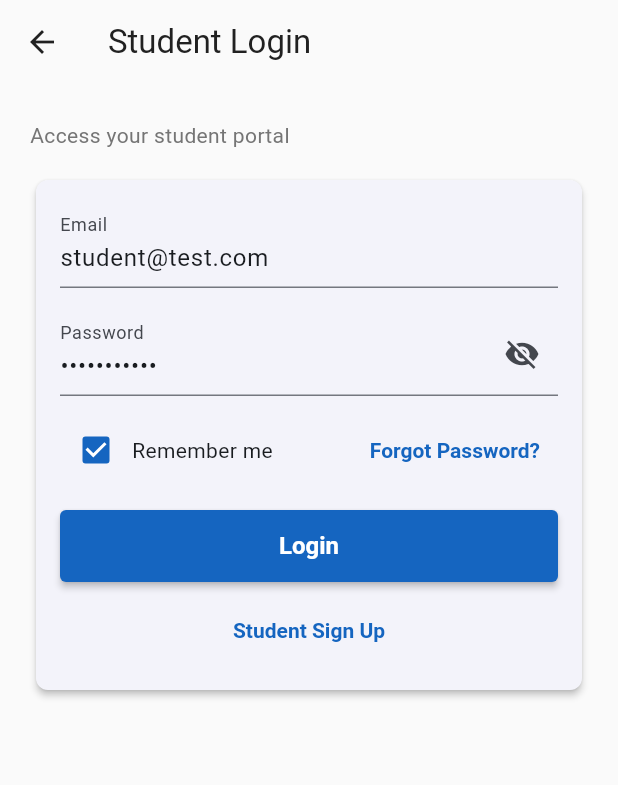
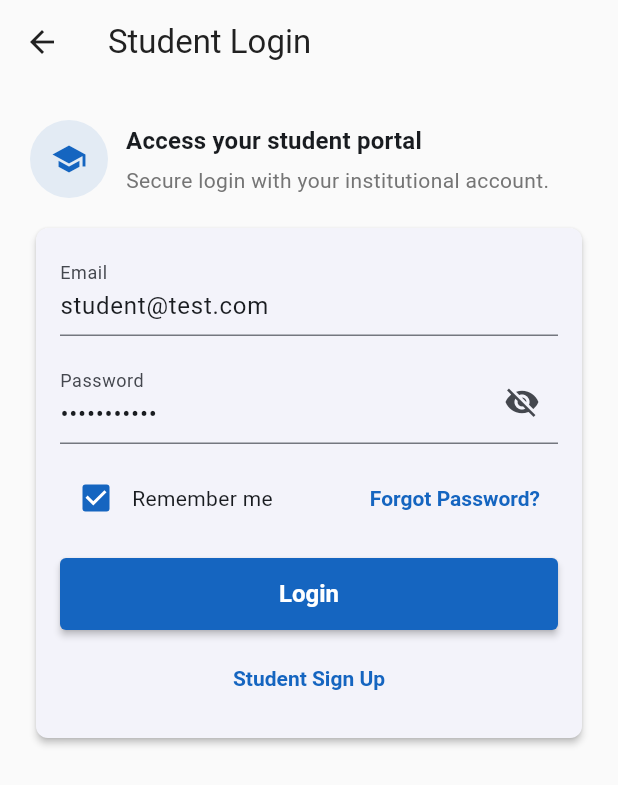
Before and after one commit to Day-Ones/EDUSYNC-DayOnes, a Flutter app: the screen it shows after launch, after a tap on "Student", on a phone screen of 412 x 824 dp. Shown: the top 785 px of the screen. Run offline on Flutter 3.47's test engine with Material 3 defaults, Android fonts, the phone set to English and light mode, and no system bars; our stand-ins replace flutter_colorpicker, flutter_local_notifications, flutter_secure_storage, google_sign_in, shared_preferences, table_calendar; accounts and stored records are empty.

Commit message:
Enhance UI for login, signup, and role selection screens with improved layouts and background color

```diff
--- a/lib/screens/login_screen.dart
+++ b/lib/screens/login_screen.dart
@@ -40,6 +40,7 @@ class _LoginScreenState extends State<LoginScreen> {
   Widget build(BuildContext context) {
     final auth = context.watch<AuthProvider>();
     return Scaffold(
+      backgroundColor: AppColors.background,
       appBar: AppBar(
         leading: IconButton(
           icon: const Icon(Icons.arrow_back),
@@ -53,8 +54,27 @@ class _LoginScreenState extends State<LoginScreen> {
           child: Column(
             crossAxisAlignment: CrossAxisAlignment.start,
             children: [
-              Text(_role == UserType.student ? 'Access your student portal' : 'Access your faculty portal',
-                  style: const TextStyle(color: AppColors.textSecondary)),
+              Row(
+                children: [
+                  CircleAvatar(
+                    radius: 26,
+                    backgroundColor: AppColors.primary.withOpacity(0.1),
+                    child: Icon(_role == UserType.student ? Icons.school : Icons.work_outline, color: AppColors.primary),
+                  ),
+                  const SizedBox(width: 12),
+                  Expanded(
+                    child: Column(
+                      crossAxisAlignment: CrossAxisAlignment.start,
+                      children: [
+                        Text(_role == UserType.student ? 'Access your student portal' : 'Access your faculty portal',
+                            style: Theme.of(context).textTheme.titleMedium?.copyWith(fontWeight: FontWeight.w700)),
+                        const SizedBox(height: 4),
+                        const Text('Secure login with your institutional account.', style: TextStyle(color: AppColors.textSecondary)),
+                      ],
+                    ),
+                  ),
+                ],
+              ),
               const SizedBox(height: 16),
               Card(
                 child: Padding(
@@ -66,6 +86,7 @@ class _LoginScreenState extends State<LoginScreen> {
                         TextFormField(
                           controller: _emailController,
                           keyboardType: TextInputType.emailAddress,
+                          textInputAction: TextInputAction.next,
                           decoration: const InputDecoration(labelText: 'Email'),
                           validator: (value) => EmailValidator.validate(value ?? '') ? null : 'Enter a valid email',
                         ),
@@ -73,6 +94,7 @@ class _LoginScreenState extends State<LoginScreen> {
                         TextFormField(
                           controller: _passwordController,
                           obscureText: _obscure,
+                          textInputAction: TextInputAction.done,
                           decoration: InputDecoration(
                             labelText: 'Password',
                             suffixIcon: IconButton(
--- a/lib/screens/role_selection_screen.dart
+++ b/lib/screens/role_selection_screen.dart
@@ -10,18 +10,38 @@ class RoleSelectionScreen extends StatelessWidget {
   @override
   Widget build(BuildContext context) {
     return Scaffold(
+      backgroundColor: AppColors.background,
       body: SafeArea(
         child: Padding(
           padding: const EdgeInsets.all(20),
           child: Column(
             crossAxisAlignment: CrossAxisAlignment.start,
             children: [
-              const SizedBox(height: 32),
-              const Icon(Icons.calendar_month, size: 64, color: AppColors.primary),
-              const SizedBox(height: 12),
-              Text('Smart Scheduler', style: Theme.of(context).textTheme.headlineSmall?.copyWith(fontWeight: FontWeight.w700)),
-              const SizedBox(height: 4),
-              const Text('Choose your role to continue', style: TextStyle(color: AppColors.textSecondary)),
+              const SizedBox(height: 16),
+              Row(
+                children: [
+                  Container(
+                    padding: const EdgeInsets.all(14),
+                    decoration: BoxDecoration(
+                      color: AppColors.primary.withOpacity(0.1),
+                      shape: BoxShape.circle,
+                    ),
+                    child: const Icon(Icons.calendar_month, color: AppColors.primary, size: 28),
+                  ),
+                  const SizedBox(width: 12),
+                  Column(
+                    crossAxisAlignment: CrossAxisAlignment.start,
+                    children: [
+                      Text('Smart Scheduler', style: Theme.of(context).textTheme.titleLarge?.copyWith(fontWeight: FontWeight.w700)),
+                      const Text('Choose your portal', style: TextStyle(color: AppColors.textSecondary)),
+                    ],
+                  ),
+                ],
+              ),
+              const SizedBox(height: 24),
+              Text('Who are you?', style: Theme.of(context).textTheme.headlineSmall?.copyWith(fontWeight: FontWeight.w700)),
+              const SizedBox(height: 8),
+              const Text('Select the experience tailored for your role.', style: TextStyle(color: AppColors.textSecondary)),
               const SizedBox(height: 24),
               Expanded(
                 child: GridView.count(
@@ -53,6 +73,8 @@ class RoleSelectionScreen extends StatelessWidget {
                   ],
                 ),
               ),
+              const SizedBox(height: 12),
+              const Text('Tip: You can switch roles anytime by signing out.', style: TextStyle(color: AppColors.textSecondary)),
             ],
           ),
         ),
```
Also changed, not shown: lib/screens/signup_screen.dart (+26 -0 lines).
